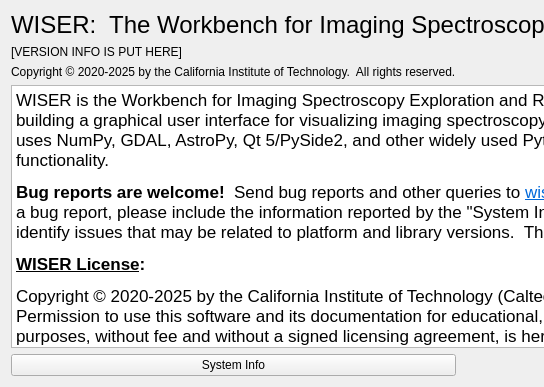
Old version of the form src/wiser/gui/ui_files/about_dialog.ui in the repository Ehlmann-research-group/WISER; both pictures show x 0 to 544 and y 0 to 387 of the 851 by 387 pixel window.
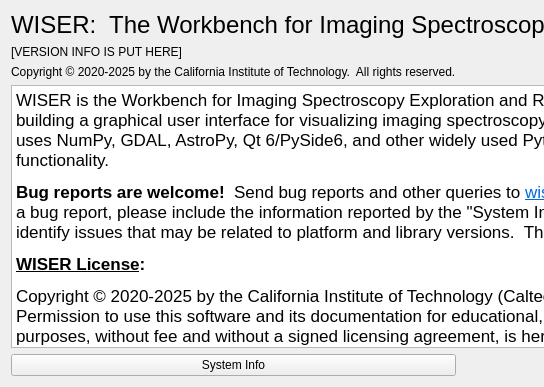
New version of the form.

Diff of the .ui file:
```diff
--- a/src/wiser/gui/ui_files/about_dialog.ui
+++ b/src/wiser/gui/ui_files/about_dialog.ui
@@ -24,7 +24,7 @@
 &lt;html&gt;&lt;head&gt;&lt;meta name=&quot;qrichtext&quot; content=&quot;1&quot; /&gt;&lt;style type=&quot;text/css&quot;&gt;
 p, li { white-space: pre-wrap; }
 &lt;/style&gt;&lt;/head&gt;&lt;body style=&quot; font-family:'MS Shell Dlg 2'; font-size:8pt; font-weight:400; font-style:normal;&quot;&gt;
-&lt;p style=&quot; margin-top:0px; margin-bottom:0px; margin-left:0px; margin-right:0px; -qt-block-indent:0; text-indent:0px;&quot;&gt;&lt;span style=&quot; font-family:'.AppleSystemUIFont'; font-size:13pt;&quot;&gt;WISER is the Workbench for Imaging Spectroscopy Exploration and Research, a project focused on building a graphical user interface for visualizing imaging spectroscopy data. It is written in Python, and uses NumPy, GDAL, AstroPy, Qt 5/PySide2, and other widely used Python libraries to implement its functionality.&lt;/span&gt;&lt;/p&gt;
+&lt;p style=&quot; margin-top:0px; margin-bottom:0px; margin-left:0px; margin-right:0px; -qt-block-indent:0; text-indent:0px;&quot;&gt;&lt;span style=&quot; font-family:'.AppleSystemUIFont'; font-size:13pt;&quot;&gt;WISER is the Workbench for Imaging Spectroscopy Exploration and Research, a project focused on building a graphical user interface for visualizing imaging spectroscopy data. It is written in Python, and uses NumPy, GDAL, AstroPy, Qt 6/PySide6, and other widely used Python libraries to implement its functionality.&lt;/span&gt;&lt;/p&gt;
 &lt;p style=&quot; margin-top:12px; margin-bottom:12px; margin-left:0px; margin-right:0px; -qt-block-indent:0; text-indent:0px;&quot;&gt;&lt;span style=&quot; font-family:'.AppleSystemUIFont'; font-size:13pt; font-weight:600;&quot;&gt;Bug reports are welcome!&lt;/span&gt;&lt;span style=&quot; font-family:'.AppleSystemUIFont'; font-size:13pt;&quot;&gt;  Send bug reports and other queries to &lt;/span&gt;&lt;a href=&quot;mailto:wiser@caltech.edu&quot;&gt;&lt;span style=&quot; font-family:'.AppleSystemUIFont'; font-size:13pt; text-decoration: underline; color:#0068da;&quot;&gt;wiser@caltech.edu&lt;/span&gt;&lt;/a&gt;&lt;span style=&quot; font-family:'.AppleSystemUIFont'; font-size:13pt;&quot;&gt;.  When submitting a bug report, please include the information reported by the &amp;quot;System Info&amp;quot; dialog below.  This will help us identify issues that may be related to platform and library versions.  Thanks!&lt;/span&gt;&lt;/p&gt;
 &lt;p style=&quot; margin-top:12px; margin-bottom:12px; margin-left:0px; margin-right:0px; -qt-block-indent:0; text-indent:0px;&quot;&gt;&lt;span style=&quot; font-family:'.AppleSystemUIFont'; font-size:13pt; font-weight:600; text-decoration: underline;&quot;&gt;WISER License&lt;/span&gt;&lt;span style=&quot; font-family:'.AppleSystemUIFont'; font-size:13pt; font-weight:600;&quot;&gt;:&lt;/span&gt;&lt;/p&gt;
 &lt;p style=&quot; margin-top:12px; margin-bottom:12px; margin-left:0px; margin-right:0px; -qt-block-indent:0; text-indent:0px;&quot;&gt;&lt;span style=&quot; font-family:'.AppleSystemUIFont'; font-size:13pt;&quot;&gt;Copyright © 2020-2025 by the California Institute of Technology (Caltech).  All Rights Reserved.  Permission to use this software and its documentation for educational, research, and not-for-profit purposes, without fee and without a signed licensing agreement, is hereby granted, provided that the above copyright notice, this paragraph and the following two paragraphs appear in all copies, modifications, and distributions.  Contact the Caltech Technology Transfer and Corporate Partnerships Office, 1200 E. California Blvd., Pasadena, CA 91125, (626) 395-3066, &lt;/span&gt;&lt;a href=&quot;mailto:innovation@caltech.edu&quot;&gt;&lt;span style=&quot; font-family:'.AppleSystemUIFont'; font-size:13pt; text-decoration: underline; color:#0068da;&quot;&gt;innovation@caltech.edu&lt;/span&gt;&lt;/a&gt;&lt;span style=&quot; font-family:'.AppleSystemUIFont'; font-size:13pt;&quot;&gt;, &lt;/span&gt;&lt;a href=&quot;https://innovation.caltech.edu&quot;&gt;&lt;span style=&quot; font-family:'.AppleSystemUIFont'; font-size:13pt; text-decoration: underline; color:#0068da;&quot;&gt;https://innovation.caltech.edu&lt;/span&gt;&lt;/a&gt;&lt;span style=&quot; font-family:'.AppleSystemUIFont'; font-size:13pt;&quot;&gt; for commercial licensing opportunities.&lt;/span&gt;&lt;/p&gt;
@@ -77,9 +77,9 @@
 &lt;p style=&quot; margin-top:0px; margin-bottom:0px; margin-left:0px; margin-right:0px; -qt-block-indent:0; text-indent:0px;&quot;&gt;&lt;span style=&quot; font-family:'.AppleSystemUIFont'; font-size:13pt;&quot;&gt;SECRET LABS AB AND THE AUTHOR DISCLAIMS ALL WARRANTIES WITH REGARD TO THIS SOFTWARE, INCLUDING ALL IMPLIED WARRANTIES OF MERCHANTABILITY AND FITNESS.  IN NO EVENT SHALL SECRET LABS AB OR THE AUTHOR BE LIABLE FOR ANY SPECIAL, INDIRECT OR CONSEQUENTIAL DAMAGES OR ANY DAMAGES WHATSOEVER RESULTING FROM LOSS OF USE, DATA OR PROFITS, WHETHER IN AN ACTION OF CONTRACT, NEGLIGENCE OR OTHER TORTIOUS ACTION, ARISING OUT OF OR IN CONNECTION WITH THE USE OR&lt;/span&gt;&lt;/p&gt;
 &lt;p style=&quot; margin-top:0px; margin-bottom:0px; margin-left:0px; margin-right:0px; -qt-block-indent:0; text-indent:0px;&quot;&gt;&lt;span style=&quot; font-family:'.AppleSystemUIFont'; font-size:13pt;&quot;&gt;PERFORMANCE OF THIS SOFTWARE.&lt;/span&gt;&lt;/p&gt;
 &lt;p style=&quot;-qt-paragraph-type:empty; margin-top:0px; margin-bottom:0px; margin-left:0px; margin-right:0px; -qt-block-indent:0; text-indent:0px; font-family:'.AppleSystemUIFont'; font-size:13pt;&quot;&gt;&lt;br /&gt;&lt;/p&gt;
-&lt;p style=&quot; margin-top:0px; margin-bottom:0px; margin-left:0px; margin-right:0px; -qt-block-indent:0; text-indent:0px;&quot;&gt;&lt;span style=&quot; font-family:'.AppleSystemUIFont'; font-size:13pt; font-weight:600;&quot;&gt;Qt 5 / PySide2:&lt;/span&gt;&lt;/p&gt;
+&lt;p style=&quot; margin-top:0px; margin-bottom:0px; margin-left:0px; margin-right:0px; -qt-block-indent:0; text-indent:0px;&quot;&gt;&lt;span style=&quot; font-family:'.AppleSystemUIFont'; font-size:13pt; font-weight:600;&quot;&gt;Qt 6 / PySide6:&lt;/span&gt;&lt;/p&gt;
 &lt;p style=&quot;-qt-paragraph-type:empty; margin-top:0px; margin-bottom:0px; margin-left:0px; margin-right:0px; -qt-block-indent:0; text-indent:0px; font-family:'.AppleSystemUIFont'; font-size:13pt;&quot;&gt;&lt;br /&gt;&lt;/p&gt;
-&lt;p style=&quot; margin-top:0px; margin-bottom:0px; margin-left:0px; margin-right:0px; -qt-block-indent:0; text-indent:0px;&quot;&gt;&lt;span style=&quot; font-family:'.AppleSystemUIFont'; font-size:13pt;&quot;&gt;See https://doc.qt.io/qt-5/opensourcelicense.html for licensing details of Qt 5 and PySide2.&lt;/span&gt;&lt;/p&gt;&lt;/body&gt;&lt;/html&gt;</string>
+&lt;p style=&quot; margin-top:0px; margin-bottom:0px; margin-left:0px; margin-right:0px; -qt-block-indent:0; text-indent:0px;&quot;&gt;&lt;span style=&quot; font-family:'.AppleSystemUIFont'; font-size:13pt;&quot;&gt;See https://doc.qt.io/qt-5/opensourcelicense.html for licensing details of Qt 6 and PySide6.&lt;/span&gt;&lt;/p&gt;&lt;/body&gt;&lt;/html&gt;</string>
      </property>
      <property name="textInteractionFlags">
       <set>Qt::TextBrowserInteraction</set>
```
